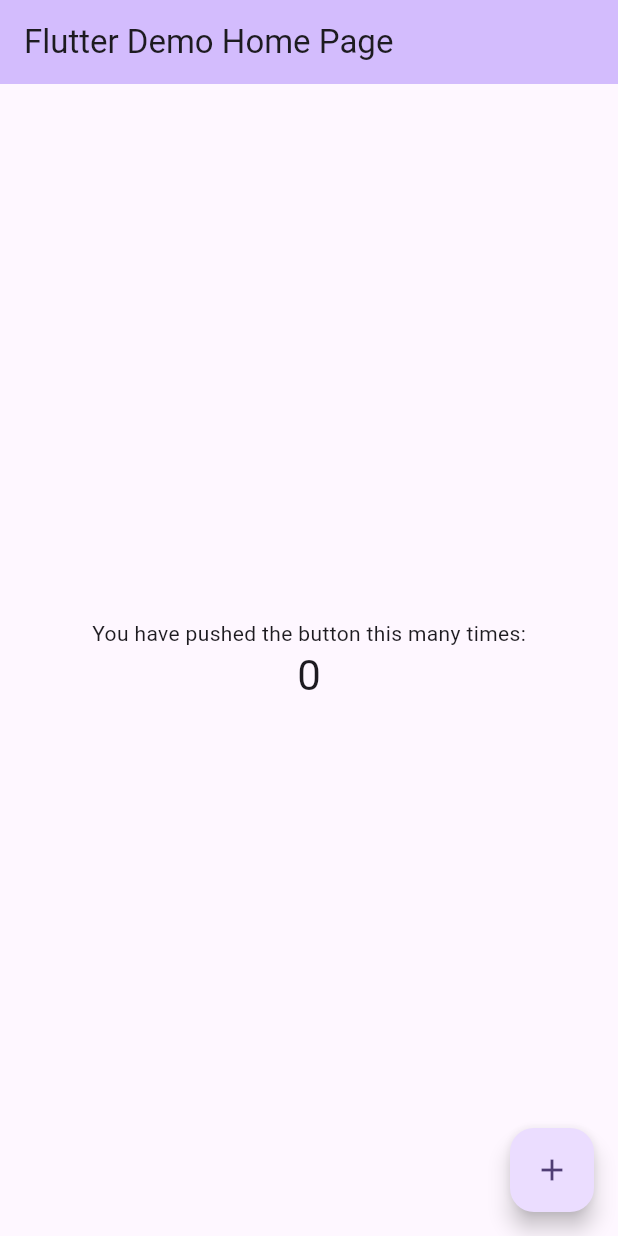
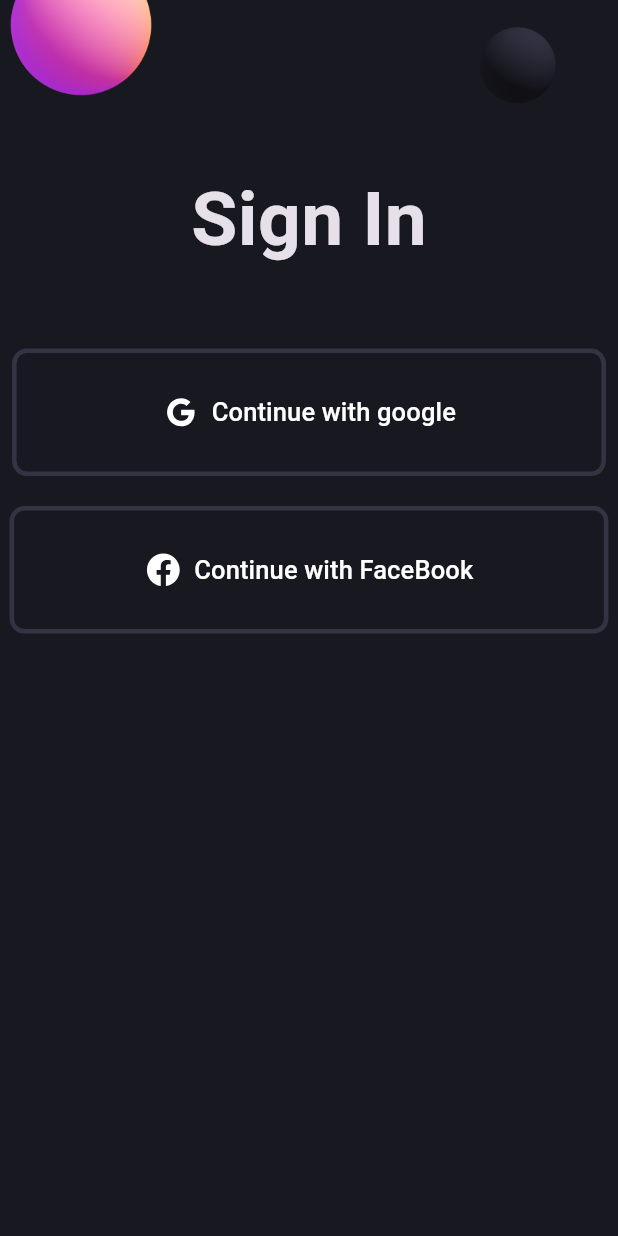
Before and after one commit to adityakumarsahu108/login_ui, a Flutter app: the screen it shows after launch, on a phone screen of 412 x 824 dp. Run offline on Flutter 3.47's test engine with Material 3 defaults, Android fonts, the phone set to English and light mode, and no system bars; our stand-ins replace flutter_svg.

Commit message:
login UI

```diff
--- /dev/null
+++ b/lib/login_screen.dart
@@ -0,0 +1,40 @@
+import 'package:flutter/material.dart';
+import 'package:login_ui/widgets/social_button.dart';
+
+class LoginScreen extends StatelessWidget {
+  const LoginScreen({super.key});
+
+  @override
+  Widget build(BuildContext context) {
+    return Scaffold(
+      body: SingleChildScrollView(
+        child: Center(
+          child: Column(
+            children: [
+              Image.asset('assets/images/balls.png'),
+              const Text(
+                'Sign In',
+                style: TextStyle(fontWeight: FontWeight.bold, fontSize: 50),
+              ),
+              const SizedBox(
+                height: 50,
+              ),
+              const SocialButton(
+                iconPath: 'assets/svgs/g_logo.svg',
+                label: 'Continue with google',
+              ),
+              const SizedBox(
+                height: 20,
+              ),
+              const SocialButton(
+                iconPath: 'assets/svgs/f_logo.svg',
+                label: 'Continue with FaceBook',
+                horizontalPadding: 90,
+              ),
+            ],
+          ),
+        ),
+      ),
+    );
+  }
+}
--- a/lib/main.dart
+++ b/lib/main.dart
@@ -1,4 +1,6 @@
 import 'package:flutter/material.dart';
+import 'package:login_ui/login_screen.dart';
+import 'package:login_ui/pallete.dart';
 
 void main() {
   runApp(const MyApp());
@@ -7,119 +9,15 @@ void main() {
 class MyApp extends StatelessWidget {
   const MyApp({super.key});
 
-  // This widget is the root of your application.
   @override
   Widget build(BuildContext context) {
     return MaterialApp(
+      debugShowCheckedModeBanner: false,
       title: 'Flutter Demo',
-      theme: ThemeData(
-        // This is the theme of your application.
-        //
-        // TRY THIS: Try running your application with "flutter run". You'll see
-        // the application has a blue toolbar. Then, without quitting the app,
-        // try changing the seedColor in the colorScheme below to Colors.green
-        // and then invoke "hot reload" (save your changes or press the "hot
-        // reload" button in a Flutter-supported IDE, or press "r" if you used
-        // the command line to start the app).
-        //
-        // Notice that the counter didn't reset back to zero; the application
-        // state is not lost during the reload. To reset the state, use hot
-        // restart instead.
-        //
-        // This works for code too, not just values: Most code changes can be
-        // tested with just a hot reload.
-        colorScheme: ColorScheme.fromSeed(seedColor: Colors.deepPurple),
-        useMaterial3: true,
+      theme: ThemeData.dark().copyWith(
+        scaffoldBackgroundColor: Pallete.backgroundColor,
       ),
-      home: const MyHomePage(title: 'Flutter Demo Home Page'),
+      home: const LoginScreen(),
     );
   }
 }
-
-class MyHomePage extends StatefulWidget {
-  const MyHomePage({super.key, required this.title});
-
-  // This widget is the home page of your application. It is stateful, meaning
-  // that it has a State object (defined below) that contains fields that affect
-  // how it looks.
-
-  // This class is the configuration for the state. It holds the values (in this
-  // case the title) provided by the parent (in this case the App widget) and
-  // used by the build method of the State. Fields in a Widget subclass are
-  // always marked "final".
-
-  final String title;
-
-  @override
-  State<MyHomePage> createState() => _MyHomePageState();
-}
-
-class _MyHomePageState extends State<MyHomePage> {
-  int _counter = 0;
-
-  void _incrementCounter() {
-    setState(() {
-      // This call to setState tells the Flutter framework that something has
-      // changed in this State, which causes it to rerun the build method below
-      // so that the display can reflect the updated values. If we changed
-      // _counter without calling setState(), then the build method would not be
-      // called again, and so nothing would appear to happen.
-      _counter++;
-    });
-  }
-
-  @override
-  Widget build(BuildContext context) {
-    // This method is rerun every time setState is called, for instance as done
-    // by the _incrementCounter method above.
-    //
-    // The Flutter framework has been optimized to make rerunning build methods
-    // fast, so that you can just rebuild anything that needs updating rather
-    // than having to individually change instances of widgets.
-    return Scaffold(
-      appBar: AppBar(
-        // TRY THIS: Try changing the color here to a specific color (to
-        // Colors.amber, perhaps?) and trigger a hot reload to see the AppBar
-        // change color while the other colors stay the same.
-        backgroundColor: Theme.of(context).colorScheme.inversePrimary,
-        // Here we take the value from the MyHomePage object that was created by
-        // the App.build method, and use it to set our appbar title.
-        title: Text(widget.title),
-      ),
-      body: Center(
-        // Center is a layout widget. It takes a single child and positions it
-        // in the middle of the parent.
-        child: Column(
-          // Column is also a layout widget. It takes a list of children and
-          // arranges them vertically. By default, it sizes itself to fit its
-          // children horizontally, and tries to be as tall as its parent.
-          //
-          // Column has various properties to control how it sizes itself and
-          // how it positions its children. Here we use mainAxisAlignment to
-          // center the children vertically; the main axis here is the vertical
-          // axis because Columns are vertical (the cross axis would be
-          // horizontal).
-          //
-          // TRY THIS: Invoke "debug painting" (choose the "Toggle Debug Paint"
-          // action in the IDE, or press "p" in the console), to see the
-          // wireframe for each widget.
-          mainAxisAlignment: MainAxisAlignment.center,
-          children: <Widget>[
-            const Text(
-              'You have pushed the button this many times:',
-            ),
-            Text(
-              '$_counter',
-              style: Theme.of(context).textTheme.headlineMedium,
-            ),
-          ],
-        ),
-      ),
-      floatingActionButton: FloatingActionButton(
-        onPressed: _incrementCounter,
-        tooltip: 'Increment',
-        child: const Icon(Icons.add),
-      ), // This trailing comma makes auto-formatting nicer for build methods.
-    );
-  }
-}
--- /dev/null
+++ b/lib/pallete.dart
@@ -0,0 +1,10 @@
+import 'package:flutter/material.dart';
+
+class Pallete {
+  static const Color backgroundColor = Color.fromRGBO(24, 24, 32, 1);
+  static const Color gradient1 = Color.fromRGBO(187, 63, 221, 1);
+  static const Color gradient2 = Color.fromRGBO(251, 109, 169, 1);
+  static const Color gradient3 = Color.fromRGBO(255, 159, 124, 1);
+  static const Color borderColor = Color.fromRGBO(52, 51, 67, 1);
+  static const Color whiteColor = Colors.white;
+}
--- /dev/null
+++ b/lib/widgets/social_button.dart
@@ -0,0 +1,45 @@
+import 'package:flutter/material.dart';
+import 'package:flutter_svg/svg.dart';
+import 'package:login_ui/pallete.dart';
+
+class SocialButton extends StatelessWidget {
+  final String iconPath;
+  final String label;
+  final double horizontalPadding;
+
+  const SocialButton(
+      {super.key,
+      required this.iconPath,
+      required this.label,
+      this.horizontalPadding = 100});
+
+  @override
+  Widget build(BuildContext context) {
+    return TextButton.icon(
+      onPressed: () {},
+      label: Text(
+        label,
+        style: const TextStyle(
+          color: Pallete.whiteColor,
+          fontSize: 17,
+        ),
+      ),
+      style: TextButton.styleFrom(
+        padding:
+            EdgeInsets.symmetric(vertical: 30, horizontal: horizontalPadding),
+        shape: RoundedRectangleBorder(
+          side: const BorderSide(
+            color: Pallete.borderColor,
+            width: 3,
+          ),
+          borderRadius: BorderRadius.circular(10),
+        ),
+      ),
+      icon: SvgPicture.asset(
+        iconPath,
+        width: 25,
+        color: Pallete.whiteColor,
+      ),
+    );
+  }
+}
```
Also changed, not shown: pubspec.yaml (+4 -3 lines), assets/images/balls.png (added), assets/svgs/f_logo.svg (added), assets/svgs/g_logo.svg (added), pubspec.lock.
